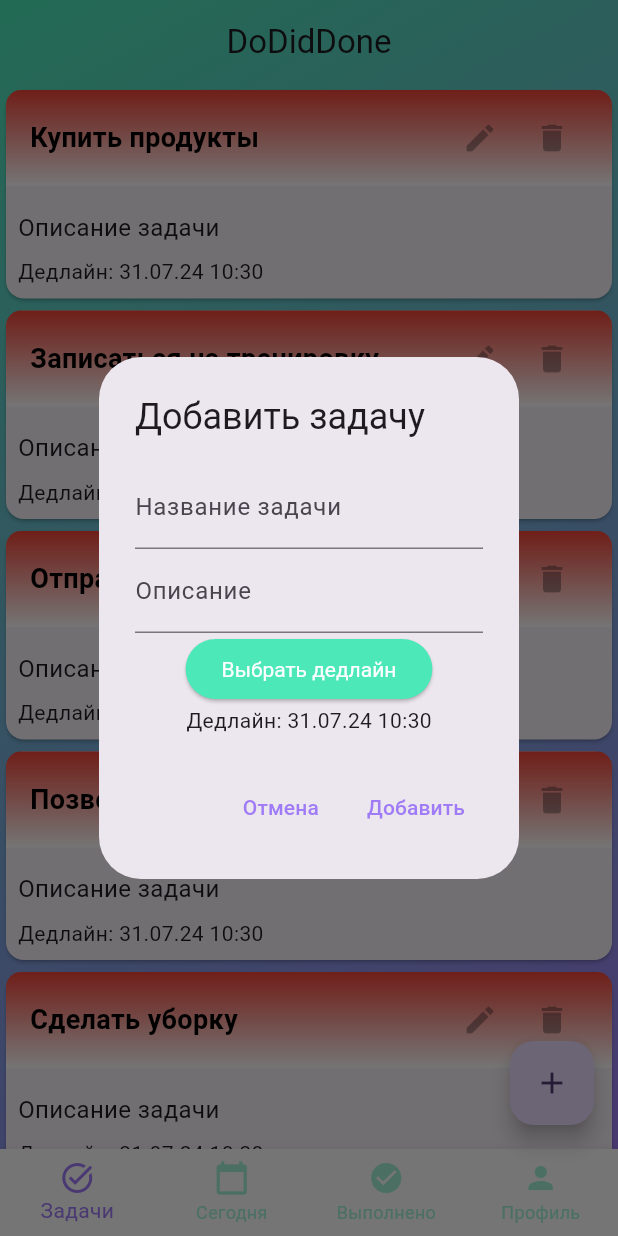
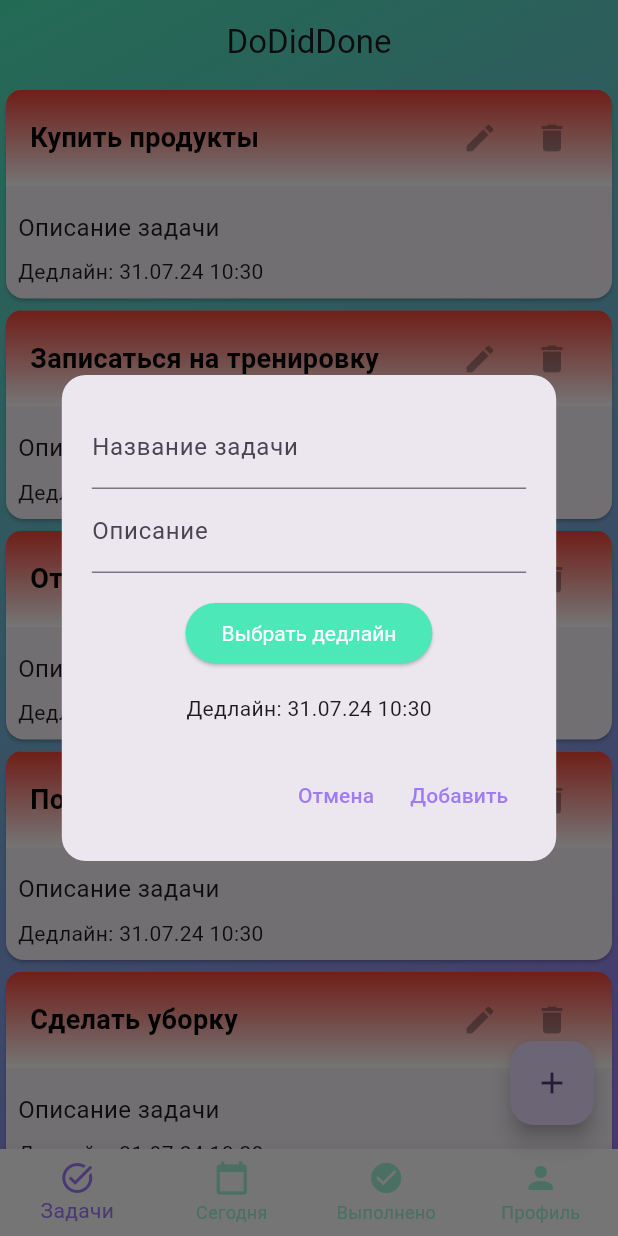
Before and after one commit to sergeytru1/zc_dodiddone, a Flutter app: the MainPage screen opened directly, after a tap on the "add" icon, on a phone screen of 412 x 824 dp. Run offline on Flutter 3.47's test engine with Material 3 defaults, Android fonts, the light colour scheme and no system bars.

Commit message:
улучшено диалоговое окно добавления новой задачи

```diff
--- a/lib/pages/main_page.dart
+++ b/lib/pages/main_page.dart
@@ -36,9 +36,14 @@ class _MainPageState extends State<MainPage> {
         String description = '';
         DateTime deadline = DateTime.now();
 
-        return AlertDialog(
-          title: const Text('Добавить задачу'),
-          content: Column(
+        return Dialog( // Use Dialog instead of AlertDialog
+          shape: RoundedRectangleBorder(
+            borderRadius: BorderRadius.circular(16), // Add rounded corners
+          ),
+          child: Container(
+            padding: const EdgeInsets.all(20),
+            width: MediaQuery.of(context).size.width * 0.8, // 80% width
+            child: Column(
               mainAxisSize: MainAxisSize.min,
               children: [
                 TextField(
@@ -57,6 +62,7 @@ class _MainPageState extends State<MainPage> {
                     labelText: 'Описание',
                   ),
                 ),
+                const SizedBox(height: 16), // Add spacing
                 ElevatedButton(
                   onPressed: () {
                     // Открыть календарь для выбора дедлайна
@@ -89,10 +95,12 @@ class _MainPageState extends State<MainPage> {
                   },
                   child: const Text('Выбрать дедлайн'),
                 ),
+                const SizedBox(height: 16), // Add spacing
                 Text('Дедлайн: ${DateFormat('dd.MM.yy HH:mm').format(deadline)}'),
-            ],
-          ),
-          actions: [
+                const SizedBox(height: 24), // Add spacing
+                Row(
+                  mainAxisAlignment: MainAxisAlignment.end,
+                  children: [
                     TextButton(
                       onPressed: () {
                         Navigator.pop(context);
@@ -108,6 +116,10 @@ class _MainPageState extends State<MainPage> {
                       child: const Text('Добавить'),
                     ),
                   ],
+                ),
+              ],
+            ),
+          ),
         );
       },
     );
```
Lines whose indentation alone changed are shown as unchanged.
